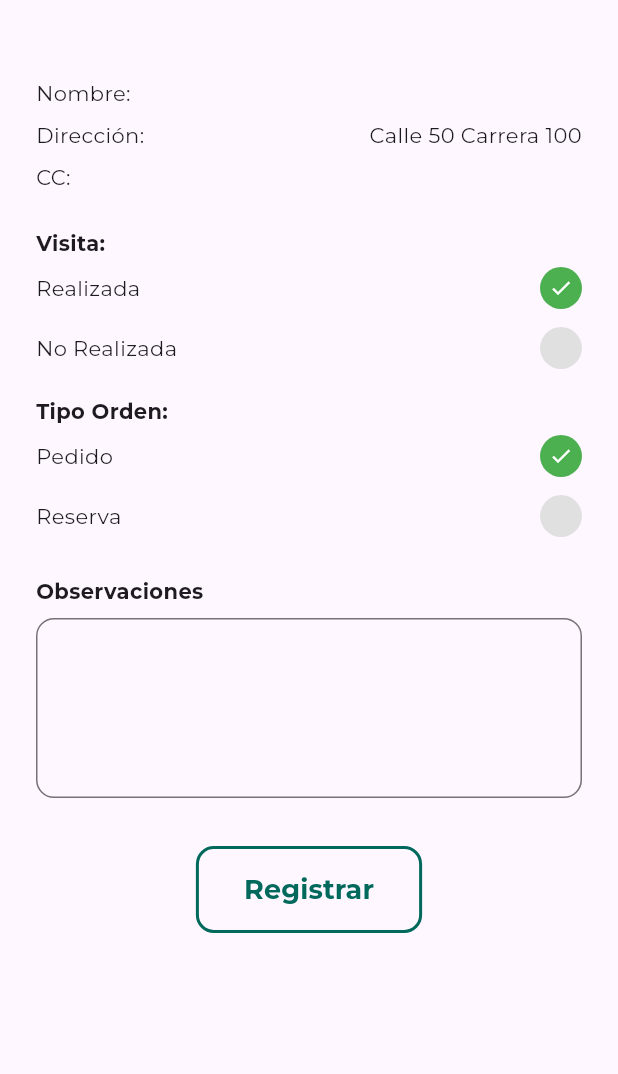
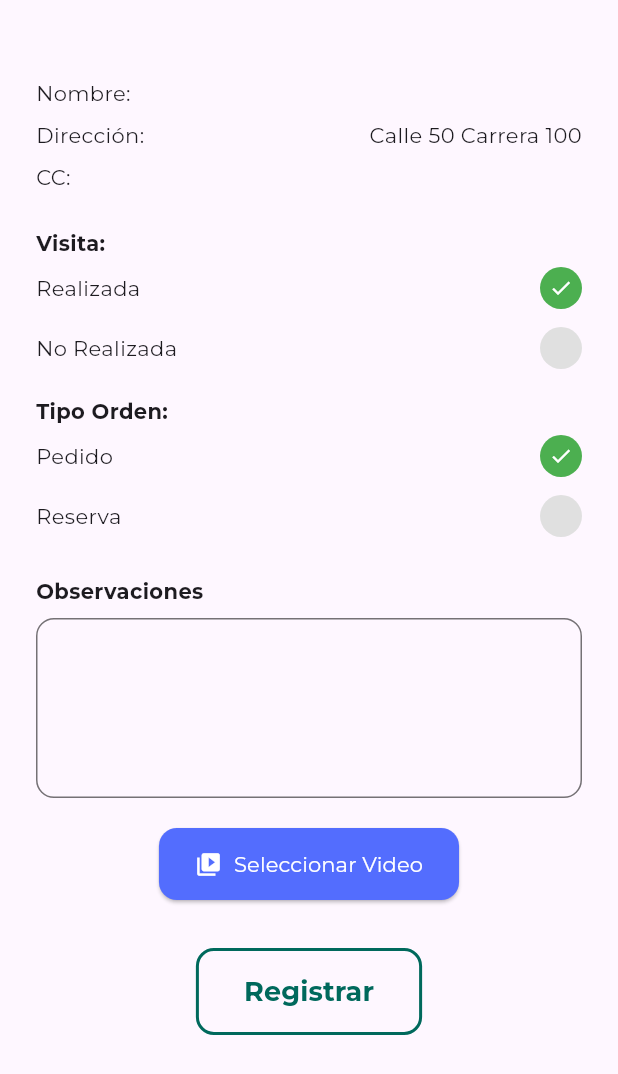
Before and after one commit to f-munozg/MISW4501-G5-Movil, a Flutter app: the RegisterVisitForm screen opened directly with empty values, on a phone screen of 412 x 824 dp. Shown: the top 1074 px of the screen. Run offline on Flutter 3.47's test engine with Material 3 defaults, Android fonts, the phone set to English and light mode, and no system bars; our stand-ins replace get_storage, image_picker; accounts and stored records are empty; network calls fail.

```diff
--- a/lib/core/constants/app_config.dart
+++ b/lib/core/constants/app_config.dart
@@ -1,5 +1,6 @@
 class AppConfig {
   static const String apiBackUser = 'https://backend-users-143596276526.us-central1.run.app';
+  static const String apiBackSellers = 'https://backend-sellers-143596276526.us-central1.run.app';
   static const String apiBackRoutes = 'https://backend-routes-143596276526.us-central1.run.app';
   static const String apiBackCustomers = 'https://backend-customers-143596276526.us-central1.run.app';
   static const String apiBackStock = 'https://backend-stock-143596276526.us-central1.run.app';
--- a/lib/core/models/pqrs.dart
+++ b/lib/core/models/pqrs.dart
@@ -9,6 +9,7 @@ class Pqrs {
   final String type;
   final String description;
   final DateTime updatedAt;
+  final double? amount;
 
   Pqrs({
     this.orderId,
@@ -21,6 +22,7 @@ class Pqrs {
     required this.type,
     required this.description,
     required this.updatedAt,
+    this.amount,
   });
 
   factory Pqrs.fromJson(Map<String, dynamic> json) {
@@ -35,6 +37,7 @@ class Pqrs {
       type: json['type'],
       description: json['description'],
       updatedAt: DateTime.parse(json['updated_at']),
+      amount: json['amount'] != null ? double.parse(json['amount'].toString()) : null,
     );
   }
 
@@ -50,6 +53,7 @@ class Pqrs {
       'type': type,
       'description': description,
       'updated_at': updatedAt.toIso8601String(),
+      'amount': amount,
     };
   }
 }
--- a/lib/features/clients/widgets/register_visit_form.dart
+++ b/lib/features/clients/widgets/register_visit_form.dart
@@ -1,6 +1,9 @@
+import 'dart:io';
+
 import 'package:ccp_mobile/core/models/customer.dart';
 import 'package:ccp_mobile/core/services/customer_service.dart';
 import 'package:flutter/material.dart';
+import 'package:image_picker/image_picker.dart';
 
 class RegisterVisitForm extends StatefulWidget {
   final Customer client;
@@ -14,6 +17,9 @@ class RegisterVisitForm extends StatefulWidget {
 class _RegisterVisitFormState extends State<RegisterVisitForm> {
   bool visitaRealizada = true;
   bool tipoOrdenP = true;
+  File? videoMock;
+  String? videoName;
+
   final TextEditingController observacionesController = TextEditingController();
 
   @override
@@ -36,7 +42,8 @@ class _RegisterVisitFormState extends State<RegisterVisitForm> {
               _infoRow("Dirección:", "Calle 50 Carrera 100"),
               _infoRow("CC:", widget.client.identificationNumber ?? "N/A"),
               const SizedBox(height: 20),
-              const Text("Visita:", style: TextStyle(fontWeight: FontWeight.w600)),
+              const Text("Visita:",
+                  style: TextStyle(fontWeight: FontWeight.w600)),
               _toggleOption("Realizada", visitaRealizada, () {
                 setState(() {
                   visitaRealizada = true;
@@ -48,7 +55,8 @@ class _RegisterVisitFormState extends State<RegisterVisitForm> {
                 });
               }),
               const SizedBox(height: 12),
-              const Text("Tipo Orden:", style: TextStyle(fontWeight: FontWeight.w600)),
+              const Text("Tipo Orden:",
+                  style: TextStyle(fontWeight: FontWeight.w600)),
               _toggleOption("Pedido", tipoOrdenP, () {
                 setState(() {
                   tipoOrdenP = true;
@@ -60,7 +68,8 @@ class _RegisterVisitFormState extends State<RegisterVisitForm> {
                 });
               }),
               const SizedBox(height: 20),
-              const Text("Observaciones", style: TextStyle(fontWeight: FontWeight.w600)),
+              const Text("Observaciones",
+                  style: TextStyle(fontWeight: FontWeight.w600)),
               const SizedBox(height: 8),
               TextField(
                 key: const Key('observacionesField'),
@@ -84,6 +93,58 @@ class _RegisterVisitFormState extends State<RegisterVisitForm> {
                   ),
                 ),
               ),
+              const SizedBox(height: 20),
+              Center(
+                child: ElevatedButton.icon(
+                  key: const Key('pickVideoButton'),
+                  onPressed: () async {
+                    final picker = ImagePicker();
+                    final pickedFile =
+                        await picker.pickVideo(source: ImageSource.gallery);
+
+                    if (pickedFile != null) {
+                      setState(() {
+                        videoMock = File(pickedFile.path);
+                        videoName =
+                            pickedFile.name;
+                      });
+
+                      ScaffoldMessenger.of(context).showSnackBar(
+                        SnackBar(
+                            content:
+                                Text('Video seleccionado: ${pickedFile.name}')),
+                      );
+                    } else {
+                      ScaffoldMessenger.of(context).showSnackBar(
+                        const SnackBar(
+                            content: Text('No se seleccionó ningún video')),
+                      );
+                    }
+                  },
+                  icon: const Icon(Icons.video_library, color: Colors.white),
+                  label: const Text("Seleccionar Video"),
+                  style: ElevatedButton.styleFrom(
+                    backgroundColor: Colors.indigoAccent,
+                    foregroundColor: Colors.white,
+                    padding: const EdgeInsets.symmetric(
+                        horizontal: 24, vertical: 14),
+                    shape: RoundedRectangleBorder(
+                        borderRadius: BorderRadius.circular(12)),
+                  ),
+                ),
+              ),
+              if (videoName != null)
+                Padding(
+                  padding: const EdgeInsets.only(top: 12),
+                  child: Center(
+                    child: Text(
+                      "🎬 Video seleccionado: $videoName",
+                      style: const TextStyle(
+                          color: Colors.green, fontWeight: FontWeight.bold),
+                      textAlign: TextAlign.center,
+                    ),
+                  ),
+                ),
               const SizedBox(height: 32),
               Center(
                 child: ElevatedButton(
@@ -95,7 +156,8 @@ class _RegisterVisitFormState extends State<RegisterVisitForm> {
                     if (observations.isEmpty) {
                       if (!mounted) return;
                       ScaffoldMessenger.of(context).showSnackBar(
-                        const SnackBar(content: Text('Por favor ingrese una observación')),
+                        const SnackBar(
+                            content: Text('Por favor ingrese una observación')),
                       );
                       return;
                     }
@@ -103,7 +165,8 @@ class _RegisterVisitFormState extends State<RegisterVisitForm> {
                     showDialog(
                       context: context,
                       barrierDismissible: false,
-                      builder: (_) => const Center(child: CircularProgressIndicator()),
+                      builder: (_) =>
+                          const Center(child: CircularProgressIndicator()),
                     );
 
                     final success = await widget.customerService.registerVisit(
@@ -113,19 +176,20 @@ class _RegisterVisitFormState extends State<RegisterVisitForm> {
                       tipoOrdenP,
                     );
 
-
                     if (!mounted) return;
 
                     Navigator.of(context).pop();
 
                     if (success) {
                       ScaffoldMessenger.of(context).showSnackBar(
-                        const SnackBar(content: Text('Visita registrada exitosamente')),
+                        const SnackBar(
+                            content: Text('Visita registrada exitosamente')),
                       );
                       Navigator.of(context).pop();
                     } else {
                       ScaffoldMessenger.of(context).showSnackBar(
-                        const SnackBar(content: Text('Error al registrar la visita')),
+                        const SnackBar(
+                            content: Text('Error al registrar la visita')),
                       );
                     }
                   },
@@ -136,7 +200,8 @@ class _RegisterVisitFormState extends State<RegisterVisitForm> {
                     shape: RoundedRectangleBorder(
                       borderRadius: BorderRadius.circular(12),
                     ),
-                    padding: const EdgeInsets.symmetric(horizontal: 32, vertical: 16),
+                    padding: const EdgeInsets.symmetric(
+                        horizontal: 32, vertical: 16),
                     elevation: 0,
                   ),
                   child: const Text(
@@ -157,7 +222,9 @@ class _RegisterVisitFormState extends State<RegisterVisitForm> {
       padding: const EdgeInsets.symmetric(vertical: 4),
       child: Row(
         children: [
-          Expanded(child: Text(label, style: const TextStyle(fontWeight: FontWeight.w500))),
+          Expanded(
+              child: Text(label,
+                  style: const TextStyle(fontWeight: FontWeight.w500))),
           Expanded(child: Text(value, textAlign: TextAlign.right)),
         ],
       ),
--- a/lib/features/orders/views/order_view.dart
+++ b/lib/features/orders/views/order_view.dart
@@ -1,5 +1,6 @@
 import 'dart:convert';
 
+import 'package:ccp_mobile/core/constants/app_formats.dart';
 import 'package:ccp_mobile/core/models/order.dart';
 import 'package:ccp_mobile/core/services/order_service.dart';
 import 'package:ccp_mobile/features/orders/views/order_detail_view.dart';
@@ -64,7 +65,12 @@ class _OrderViewState extends State<OrderView> {
             itemCount: orders.length,
             itemBuilder: (context, index) {
               final order = orders[index];
+              final isReservado = order.status == AppFormats.estadoReservado;
+
               return ListTile(
+                leading: isReservado
+                    ? const Icon(Icons.warning, color: Colors.redAccent)
+                    : null,
                 title: Text("Pedido ${formatDateTime(order.dateOrder)}"),
                 subtitle: Text("Estado: ${parseStatus(order.status)}"),
                 trailing: const Icon(Icons.arrow_forward_ios),
```
Also changed, not shown: lib/core/services/order_service.dart (+26 -0 lines), lib/features/clients/views/client_view.dart (+23 -5 lines), lib/features/pqrs/views/pqrs_detail_view.dart (+14 -8 lines), lib/features/products/views/create_event_view.dart (added, +183 -0 lines).
